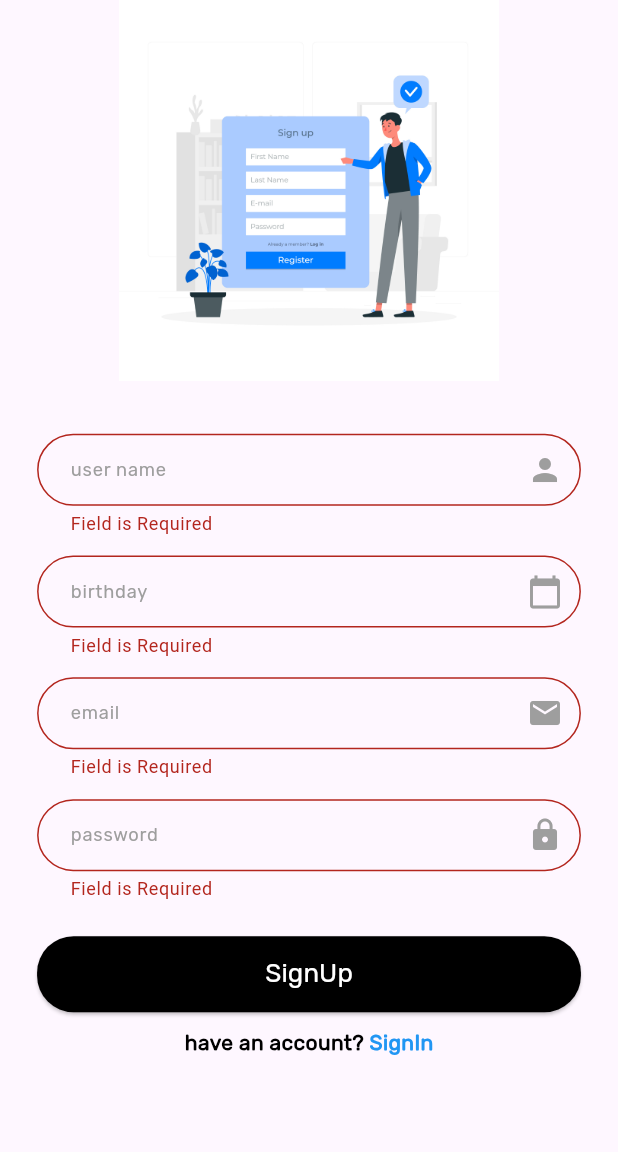
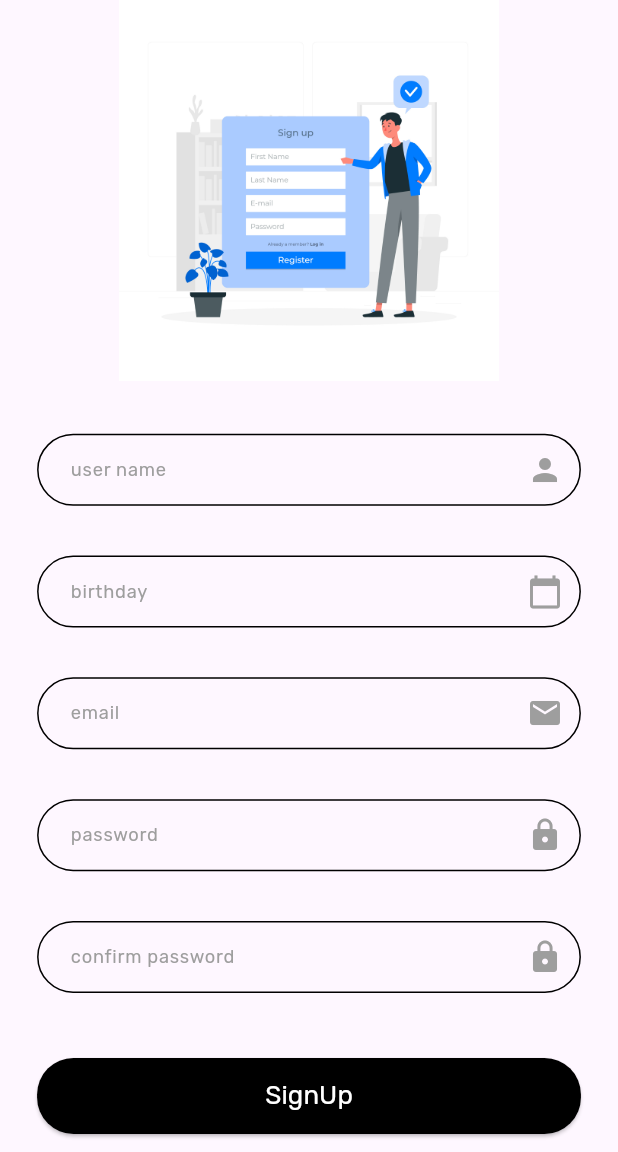
Before and after one commit to MostafaAtef7/E-commerce-app, a Flutter app: the SignUpView screen opened by its route, on a phone screen of 412 x 824 dp, the part 84-1236 px from its top. Run offline on Flutter 3.47's test engine with Material 3 defaults, Android fonts, the phone set to English and light mode, and no system bars; our stand-ins replace bloc, device_preview, firebase_auth, firebase_core, flutter_bloc, flutter_screenutil and 1 more; accounts and stored records are empty; statements that could not run were skipped.

Commit message:
refactor CustomTextFormField

```diff
--- a/lib/core/utils/widgets/custom_text_form_field.dart
+++ b/lib/core/utils/widgets/custom_text_form_field.dart
@@ -1,3 +1,4 @@
+import 'package:ecommerce/constant.dart';
 import 'package:flutter/material.dart';
 import 'package:flutter_screenutil/flutter_screenutil.dart';
 
@@ -6,37 +7,53 @@ class CustomTextFormField extends StatelessWidget {
     super.key,
     // required this.hintText,
     required this.suffixIcon,
-    required this.onSumbitted,
+    // required this.onSumbitted,
     required this.onChanged,
-    required this.validator,
+    // required this.validator,
     @required this.controller,
     required this.obsureText,
     required this.label,
     required this.onTap,
+    // required this.aboveText,
   });
   // final String hintText;
   final Icon suffixIcon;
   final bool obsureText;
-  final Function(String)? onSumbitted;
+  // final Function(String)? onSumbitted;
   final Function(String)? onChanged;
   final Function()? onTap;
-  final String? Function(String?)? validator;
+  // final String? Function(String?)? validator;
   final TextEditingController? controller;
   final String label;
+  // final String aboveText;
   @override
   Widget build(BuildContext context) {
     return Padding(
       padding: const EdgeInsets.all(5.0).r,
-      child: SizedBox(
+      child:
+          // Column(
+          //   crossAxisAlignment: CrossAxisAlignment.start,
+          //   children: [
+          //     Padding(
+          //       padding: const EdgeInsets.only(bottom:8.0,left: 15),
+          //       child: Text(aboveText,style:const TextStyle(fontWeight: FontWeight.bold,fontFamily: "Rubik")),
+          //     ),
+          SizedBox(
         height: 70.h,
         width: 330.w,
         child: TextFormField(
           controller: controller,
           onChanged: onChanged,
-          onFieldSubmitted: onSumbitted,
-          validator: validator,
+          // onFieldSubmitted: onSumbitted,
+          validator: (value) {
+            if(value == null || value.isEmpty) {
+              return "Field is Required";
+            }
+             return null;
+          },
           obscureText: obsureText,
           decoration: InputDecoration(
+            errorBorder: OutlineInputBorder(borderSide: const BorderSide(color: kPrimaryColor),borderRadius: BorderRadius.circular(24.r)),
             labelText: label,
             labelStyle: TextStyle(
               fontFamily: "Rubik",
@@ -64,6 +81,8 @@ class CustomTextFormField extends StatelessWidget {
           onTap: onTap,
         ),
       ),
+      // ],
+      // ),
     );
   }
 }
--- a/lib/features/login/presentation/manager/login_auth_cubit.dart
+++ b/lib/features/login/presentation/manager/login_auth_cubit.dart
@@ -18,7 +18,7 @@ class LoginAuthCubit extends Cubit<LoginAuthState> {
         emit(LoginAuthFailure(errMsg: 'No user found for that email.'));
       } else if (e.code == 'wrong-password') {
         emit(
-            LoginAuthFailure(errMsg: 'Wrong password provided for that user.'));
+            LoginAuthFailure(errMsg: 'Wrong password.'));
       } else {
         emit(LoginAuthFailure(errMsg: 'Something wrong , please try again !'));
       }
--- a/lib/features/login/presentation/view/login_view.dart
+++ b/lib/features/login/presentation/view/login_view.dart
@@ -29,6 +29,7 @@ class _LoginViewState extends State<LoginView> {
                 context: context,
                 content: state.errMsg,
                 contentColor: Colors.red);
+              GoRouter.of(context).pushReplacement(AppRouter.login);
           } else if (state is LoginAuthLoading) {
             isLoading = true;
           } else {
--- a/lib/features/sign_up/presentation/view/widgets/sign_up_view_body.dart
+++ b/lib/features/sign_up/presentation/view/widgets/sign_up_view_body.dart
@@ -1,4 +1,5 @@
 import 'package:ecommerce/constant.dart';
+import 'package:ecommerce/core/utils/functions/snack_bar_message.dart';
 import 'package:ecommerce/core/utils/widgets/custom_button.dart';
 import 'package:ecommerce/core/utils/widgets/custom_text_form_field.dart';
 import 'package:ecommerce/features/sign_up/presentation/manager/sign_up_auth_cubit.dart';
@@ -18,9 +19,10 @@ class _SignUpViewBodyState extends State<SignUpViewBody> {
   late String userName;
   late String email;
   late String password;
+  late String confirmPassword;
   late TextEditingController birthdayController = TextEditingController();
+  late TextEditingController useNameController = TextEditingController();
   GlobalKey<FormState> signUpKey = GlobalKey();
-  AutovalidateMode autoValidate = AutovalidateMode.always;
 
   @override
   void dispose() {
@@ -31,7 +33,7 @@ class _SignUpViewBodyState extends State<SignUpViewBody> {
   @override
   Widget build(BuildContext context) {
     return Form(
-      autovalidateMode: autoValidate,
+      autovalidateMode: AutovalidateMode.onUserInteraction,
       key: signUpKey,
       child: SingleChildScrollView(
         child: Column(mainAxisAlignment: MainAxisAlignment.center, children: [
@@ -40,13 +42,8 @@ class _SignUpViewBodyState extends State<SignUpViewBody> {
           CustomTextFormField(
             // hintText: "email",
             suffixIcon: const Icon(Icons.person),
-            onSumbitted: (value) {},
-            onChanged: (value) {},
-            validator: (value) {
-              if (value!.isEmpty) {
-                return "Field is Required";
-              }
-              return null;
+            onChanged: (value) {
+              email = value;
             },
             controller: null,
             obsureText: false,
@@ -56,17 +53,8 @@ class _SignUpViewBodyState extends State<SignUpViewBody> {
           CustomTextFormField(
             // hintText: "password",
             suffixIcon: const Icon(Icons.calendar_today),
-            onSumbitted: (value) {
-              password = value;
-            },
             onChanged: (value) {
               password = value;
-            },
-            validator: (value) {
-              if (birthdayController.text.isEmpty) {
-                return "Field is Required";
-              }
-              return null;
             },
             controller: birthdayController,
             obsureText: false,
@@ -79,53 +67,51 @@ class _SignUpViewBodyState extends State<SignUpViewBody> {
           CustomTextFormField(
             // hintText: "email",
             suffixIcon: const Icon(Icons.email),
-            onSumbitted: (value) {
-              email = value;
-            },
-            onChanged: (value) {
-              email = value;
-            },
-            validator: (value) {
-              if (value!.isEmpty) {
-                return "Field is Required";
-              }
-              return null;
-            },
             controller: null,
             obsureText: false,
             label: 'email',
             onTap: () {},
+            onChanged: (value) {
+              email = value;
+            },
           ),
           CustomTextFormField(
             // hintText: "password",
             suffixIcon: const Icon(Icons.lock),
-            onSumbitted: (value) {
-              password = value;
-            },
             onChanged: (value) {
               password = value;
-            },
-            validator: (value) {
-              if (value!.isEmpty) {
-                return "Field is Required";
-              }
-              return null;
             },
             controller: null,
             obsureText: true,
             label: 'password',
             onTap: () {},
           ),
+          CustomTextFormField(
+            // hintText: "password",
+            suffixIcon: const Icon(Icons.lock),
+            onChanged: (value) {
+              confirmPassword = value;
+            },
+            controller: null,
+            obsureText: true,
+            label: 'confirm password',
+            onTap: () {},
+          ),
           15.verticalSpace,
           CustomButton(
             text: "SignUp",
             onPressed: () {
-              if (signUpKey.currentState!.validate()) {
+              if (signUpKey.currentState!.validate() &&
+                  password == confirmPassword) {
                 BlocProvider.of<SignUpAuthCubit>(context)
                     .signUpMethod(email: email, password: password);
                 print("sign up success!!!!!!!!!!!");
-              } else
-                print("sign up fail!!!!!!!!!!!");
+              } else {
+                customSnackBarMessage(
+                    context: context,
+                    content: "Password does not match",
+                    contentColor: Colors.red);
+              }
             },
             width: 330.w,
             height: 50.h,
```
Also changed, not shown: lib/core/utils/functions/snack_bar_message.dart (+7 -1 lines), lib/features/login/presentation/view/widgets/login_view_body.dart (+14 -29 lines), lib/features/sign_up/presentation/view/sign_up_view.dart (+9 -2 lines), old e-commerce app.jpg (added).
